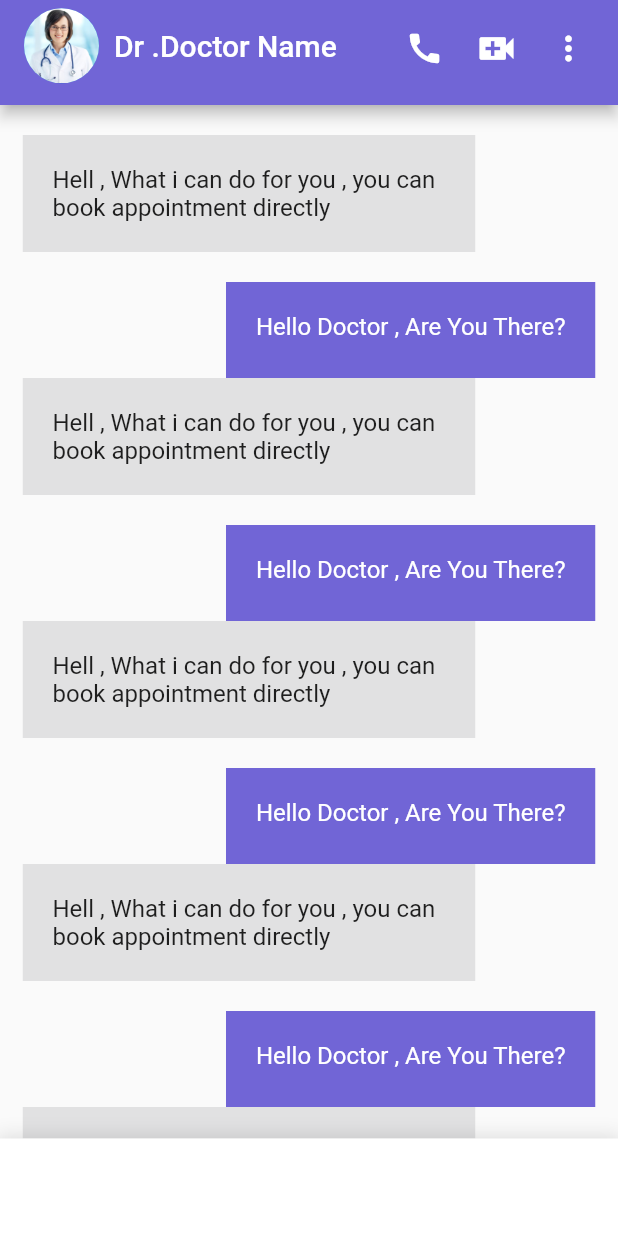
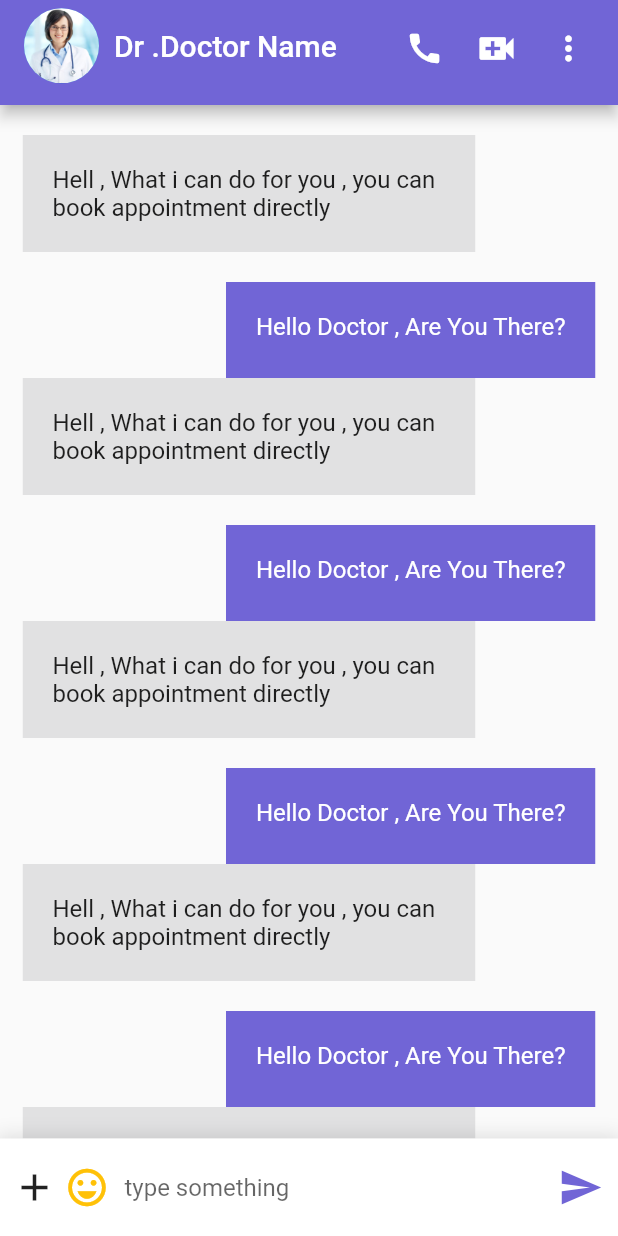
Before and after one commit to NourhanAbuGhaly/medical_healthcare_app, a Flutter app: the screen it shows after launch, on a phone screen of 412 x 824 dp. Run offline on Flutter 3.47's test engine with Material 2 defaults, Android fonts, the phone set to English and light mode, and no system bars; missing offline and left inert: custom_clippers.

Commit message:
medical_healthcare_app last

```diff
--- a/lib/screens/chat_message.dart
+++ b/lib/screens/chat_message.dart
@@ -70,7 +70,46 @@ class ChatMessage extends StatelessWidget {
         height: 65,
         decoration: BoxDecoration(color: Colors.white, boxShadow: [
           BoxShadow(color: Colors.black12, spreadRadius: 2, blurRadius: 10)
-        ]),child: Row(children: [Padding(padding: EdgeInsets.only(left: 8))],),
+        ]),
+        child: Row(
+          children: [
+            Padding(
+              padding: EdgeInsets.only(left: 8),
+              child: Icon(
+                Icons.add,
+                size: 30,
+              ),
+            ),
+            Padding(
+              padding: EdgeInsets.only(left: 5),
+              child: Icon(
+                Icons.emoji_emotions_outlined,
+                color: Colors.amber,
+                size: 30,
+              ),
+            ),
+            Padding(
+              padding: EdgeInsets.only(left: 10),
+              child: Container(
+                alignment: Alignment.centerRight,
+                width: MediaQuery.of(context).size.width / 1.6,
+                child: TextFormField(
+                  decoration: InputDecoration(
+                      hintText: "type something", border: InputBorder.none),
+                ),
+              ),
+            ),
+            Spacer(),
+            Padding(
+              padding: EdgeInsets.only(right: 10),
+              child: Icon(
+                Icons.send,
+                size: 30,
+                color: Color(0xFF7165D6),
+              ),
+            )
+          ],
+        ),
       ),
     );
   }
```
